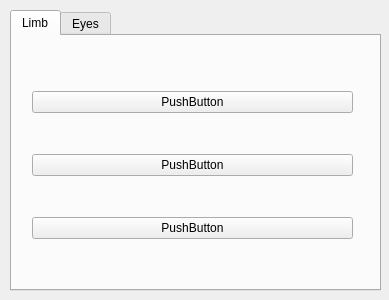
First picture: the form in qt/autorigSketch.ui, repository Noorth34/barakaTools, before the edit.
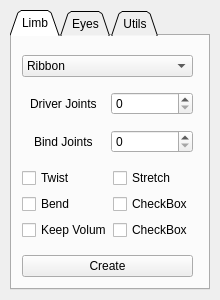
Second picture: the form after the edit.

Commit message: Design of Limb tab in Autorig dialog

Patch:
```diff
--- a/qt/autorigSketch.ui
+++ b/qt/autorigSketch.ui
@@ -6,10 +6,28 @@
    <rect>
     <x>0</x>
     <y>0</y>
-    <width>389</width>
+    <width>220</width>
     <height>300</height>
    </rect>
   </property>
+  <property name="minimumSize">
+   <size>
+    <width>220</width>
+    <height>300</height>
+   </size>
+  </property>
+  <property name="maximumSize">
+   <size>
+    <width>220</width>
+    <height>300</height>
+   </size>
+  </property>
+  <property name="baseSize">
+   <size>
+    <width>220</width>
+    <height>300</height>
+   </size>
+  </property>
   <property name="windowTitle">
    <string>Autorig</string>
   </property>
@@ -18,48 +36,181 @@
     <rect>
      <x>10</x>
      <y>10</y>
-     <width>371</width>
-     <height>281</height>
+     <width>200</width>
+     <height>280</height>
     </rect>
    </property>
+   <property name="minimumSize">
+    <size>
+     <width>200</width>
+     <height>280</height>
+    </size>
+   </property>
+   <property name="maximumSize">
+    <size>
+     <width>200</width>
+     <height>280</height>
+    </size>
+   </property>
+   <property name="baseSize">
+    <size>
+     <width>200</width>
+     <height>280</height>
+    </size>
+   </property>
+   <property name="acceptDrops">
+    <bool>false</bool>
+   </property>
+   <property name="autoFillBackground">
+    <bool>false</bool>
+   </property>
+   <property name="tabPosition">
+    <enum>QTabWidget::North</enum>
+   </property>
+   <property name="tabShape">
+    <enum>QTabWidget::Triangular</enum>
+   </property>
    <property name="currentIndex">
     <number>0</number>
    </property>
    <property name="elideMode">
     <enum>Qt::ElideNone</enum>
    </property>
-   <widget class="QWidget" name="QWidget_tab">
+   <property name="documentMode">
+    <bool>false</bool>
+   </property>
+   <property name="tabsClosable">
+    <bool>false</bool>
+   </property>
+   <property name="tabBarAutoHide">
+    <bool>false</bool>
+   </property>
+   <widget class="QWidget" name="limbTab">
     <attribute name="title">
      <string>Limb</string>
     </attribute>
-    <widget class="QWidget" name="gridLayoutWidget">
+    <widget class="QWidget" name="layoutWidget">
      <property name="geometry">
       <rect>
-       <x>20</x>
-       <y>20</y>
-       <width>321</width>
-       <height>221</height>
+       <x>10</x>
+       <y>10</y>
+       <width>171</width>
+       <height>241</height>
       </rect>
      </property>
-     <layout class="QGridLayout" name="gridLayout">
-      <item row="0" column="0">
-       <widget class="QPushButton" name="pushButton_2">
-        <property name="text">
-         <string>PushButton</string>
-        </property>
+     <layout class="QVBoxLayout" name="limbVBox">
+      <item>
+       <widget class="QComboBox" name="limbRigMethod">
+        <item>
+         <property name="text">
+          <string>Ribbon</string>
+         </property>
+        </item>
+        <item>
+         <property name="text">
+          <string>Spline</string>
+         </property>
+        </item>
        </widget>
       </item>
-      <item row="1" column="0">
-       <widget class="QPushButton" name="pushButton">
-        <property name="text">
-         <string>PushButton</string>
-        </property>
-       </widget>
+      <item>
+       <layout class="QHBoxLayout" name="HBoxDriverJoints">
+        <item alignment="Qt::AlignHCenter">
+         <widget class="QLabel" name="labelDriverJoints">
+          <property name="text">
+           <string>Driver Joints</string>
+          </property>
+         </widget>
+        </item>
+        <item>
+         <widget class="QSpinBox" name="spinBoxDriverJoints">
+          <property name="wrapping">
+           <bool>false</bool>
+          </property>
+          <property name="buttonSymbols">
+           <enum>QAbstractSpinBox::UpDownArrows</enum>
+          </property>
+          <property name="showGroupSeparator" stdset="0">
+           <bool>false</bool>
+          </property>
+         </widget>
+        </item>
+       </layout>
       </item>
-      <item row="2" column="0">
-       <widget class="QPushButton" name="pushButton_3">
+      <item>
+       <layout class="QHBoxLayout" name="HBoxBindJoints">
+        <item alignment="Qt::AlignHCenter">
+         <widget class="QLabel" name="labelBindJoints">
+          <property name="text">
+           <string>Bind Joints</string>
+          </property>
+         </widget>
+        </item>
+        <item>
+         <widget class="QSpinBox" name="spinBoxBindJoints">
+          <property name="wrapping">
+           <bool>false</bool>
+          </property>
+          <property name="buttonSymbols">
+           <enum>QAbstractSpinBox::UpDownArrows</enum>
+          </property>
+          <property name="showGroupSeparator" stdset="0">
+           <bool>false</bool>
+          </property>
+         </widget>
+        </item>
+       </layout>
+      </item>
+      <item>
+       <layout class="QGridLayout" name="gridBoxRigFeatures">
+        <item row="1" column="0">
+         <widget class="QCheckBox" name="hasBend">
+          <property name="text">
+           <string>Bend</string>
+          </property>
+         </widget>
+        </item>
+        <item row="0" column="0">
+         <widget class="QCheckBox" name="hasTwist">
+          <property name="text">
+           <string>Twist</string>
+          </property>
+         </widget>
+        </item>
+        <item row="0" column="1">
+         <widget class="QCheckBox" name="hasStretch">
+          <property name="text">
+           <string>Stretch</string>
+          </property>
+         </widget>
+        </item>
+        <item row="2" column="0">
+         <widget class="QCheckBox" name="hasVolumeConservation">
+          <property name="text">
+           <string>Keep Volume</string>
+          </property>
+         </widget>
+        </item>
+        <item row="1" column="1">
+         <widget class="QCheckBox" name="checkBox">
+          <property name="text">
+           <string>CheckBox</string>
+          </property>
+         </widget>
+        </item>
+        <item row="2" column="1">
+         <widget class="QCheckBox" name="checkBox_2">
+          <property name="text">
+           <string>CheckBox</string>
+          </property>
+         </widget>
+        </item>
+       </layout>
+      </item>
+      <item>
+       <widget class="QPushButton" name="createButton">
         <property name="text">
-         <string>PushButton</string>
+         <string>Create</string>
         </property>
        </widget>
       </item>
@@ -71,6 +222,11 @@
      <string>Eyes</string>
     </attribute>
    </widget>
+   <widget class="QWidget" name="utilsTab">
+    <attribute name="title">
+     <string>Utils</string>
+    </attribute>
+   </widget>
   </widget>
  </widget>
  <resources/>
```
Left out of the diff: 5 changed lines with no effect on the pictures.
